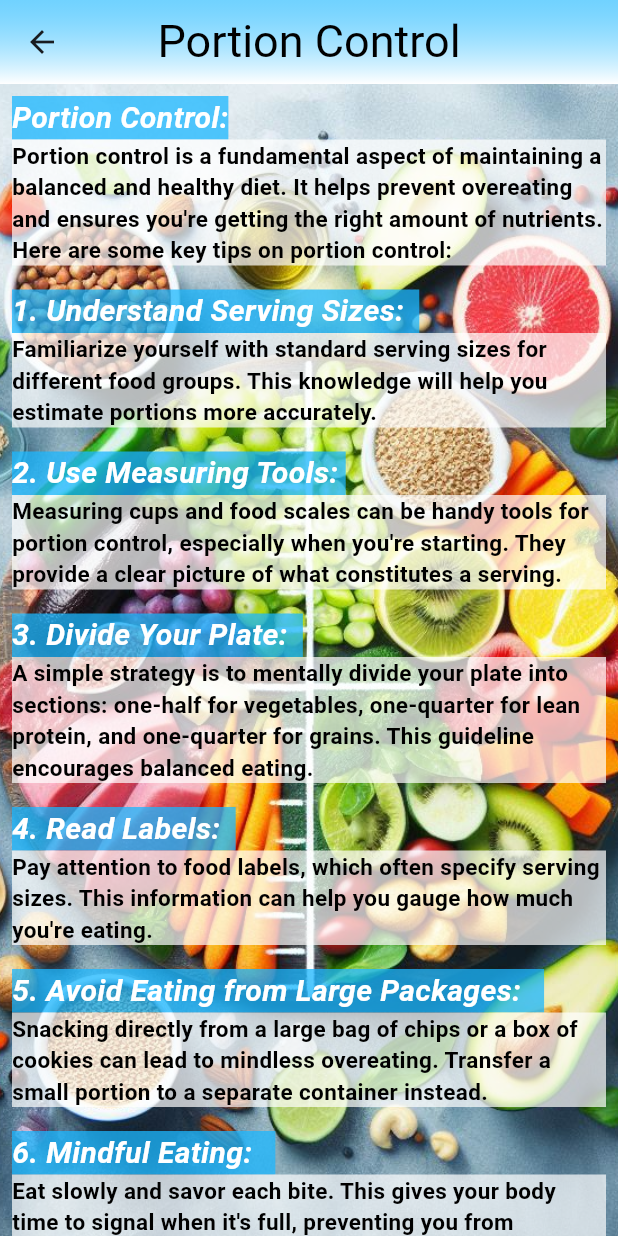
After one commit to mateuszkasprzak94/fitness_prodigy, a Flutter app: the PortionControlContent screen opened directly, on a phone screen of 412 x 824 dp. The commit adds this screen. Run offline on Flutter 3.47's test engine with Material 2 defaults, Android fonts, the phone set to English and light mode, and no system bars; our stand-ins replace bloc, cloud_firestore, dio, firebase_auth, firebase_core, flutter_animate and 3 more; accounts and stored records are empty; Roboto replaces fonts that are missing (Sahitya).

Commit message:
Finish Portion Control Content Page

```diff
--- a/lib/app/pages/features/diet/pages/diet_page.dart
+++ b/lib/app/pages/features/diet/pages/diet_page.dart
@@ -21,7 +21,7 @@ class _DietPageState extends State<DietPage> {
         child: Scaffold(
           extendBodyBehindAppBar: true,
           appBar: AppBar(
-            backgroundColor: Colors.transparent,
+            backgroundColor: Colors.transparent.withOpacity(0.45),
             title: Text(
               'Diet',
               style: GoogleFonts.satisfy(fontSize: 30, color: Colors.black),
--- /dev/null
+++ b/lib/app/pages/features/diet/pages/tabs_content/tips/content/portion_control.dart
@@ -0,0 +1,93 @@
+import 'package:fitness_prodigy/app/pages/features/diet/pages/tabs_content/nutrients/micrnonutrients/content/text_for_micronutrients_content.dart';
+import 'package:fitness_prodigy/app/pages/features/diet/pages/tabs_content/tips/text_for_tips_content/text_for_tips_content.dart';
+import 'package:flutter/material.dart';
+import 'package:flutter/services.dart';
+import 'package:google_fonts/google_fonts.dart';
+
+class PortionControlContent extends StatefulWidget {
+  const PortionControlContent({super.key});
+
+  @override
+  State<PortionControlContent> createState() => _PortionControlContentState();
+}
+
+class _PortionControlContentState extends State<PortionControlContent> {
+  @override
+  Widget build(BuildContext context) {
+    return Scaffold(
+      appBar: AppBar(
+        backgroundColor: Colors.white,
+        title: Text(
+          'Portion Control',
+          style: GoogleFonts.sahitya(fontSize: 30, color: Colors.black),
+        ),
+        centerTitle: true,
+        flexibleSpace: Container(
+          decoration: const BoxDecoration(
+            gradient: LinearGradient(colors: [
+              Color.fromARGB(159, 27, 183, 255),
+              Colors.white,
+            ], begin: Alignment.topCenter, end: Alignment.bottomCenter),
+          ),
+        ),
+        systemOverlayStyle: SystemUiOverlayStyle.light,
+        automaticallyImplyLeading: true,
+      ),
+      body: Container(
+        decoration: const BoxDecoration(
+          image: DecorationImage(
+              image: AssetImage('images_diet/portionpage.jpg'),
+              fit: BoxFit.cover),
+        ),
+        child: ListView(children: [
+          _buildVitamins('Portion Control:', portiondescription),
+          _buildVitamins('1.	Understand Serving Sizes:  ', portion1),
+          _buildVitamins('2.	Use Measuring Tools: ', portion2),
+          _buildVitamins('3.	Divide Your Plate:  ', portion3),
+          _buildVitamins('4.	Read Labels:  ', portion4),
+          _buildVitamins('5.	Avoid Eating from Large Packages:   ', portion5),
+          _buildVitamins('6.	Mindful Eating:   ', portion6),
+          _buildVitamins('7.	Use Smaller Plates:    ', portion7),
+          _buildVitamins('8.	Drink Water:    ', portion8),
+          _buildVitamins('9.	Listen to Your Body:   ', portion9),
+          _buildVitamins('10.	Practice Moderation:    ', portion10),
+          _buildVitamins('', portionend),
+          const SizedBox(height: 20),
+        ]),
+      ),
+    );
+  }
+}
+
+Widget _buildVitamins(String title, String description) {
+  return Padding(
+    padding: const EdgeInsets.all(8.0),
+    child: Column(
+      crossAxisAlignment: CrossAxisAlignment.start,
+      children: [
+        Container(
+          color: const Color.fromARGB(159, 27, 183, 255).withOpacity(0.75),
+          child: Text(
+            title,
+            style: const TextStyle(
+                color: Colors.white,
+                fontWeight: FontWeight.bold,
+                fontStyle: FontStyle.italic,
+                fontSize: 20),
+          ),
+        ),
+        Container(
+          color: Colors.white.withOpacity(0.70),
+          child: Text(
+            description,
+            style: const TextStyle(
+                color: Colors.black,
+                fontWeight: FontWeight.w600,
+                fontStyle: FontStyle.normal,
+                fontSize: 15),
+          ),
+        ),
+      ],
+    ),
+  );
+}
--- /dev/null
+++ b/lib/app/pages/features/diet/pages/tabs_content/tips/text_for_tips_content/text_for_tips_content.dart
@@ -0,0 +1,37 @@
+// PORTION CONTROL
+
+String portiondescription =
+    "Portion control is a fundamental aspect of maintaining a balanced and healthy diet. It helps prevent overeating and ensures you're getting the right amount of nutrients. Here are some key tips on portion control:";
+
+String portion1 =
+    "Familiarize yourself with standard serving sizes for different food groups. This knowledge will help you estimate portions more accurately.";
+
+String portion2 =
+    "Measuring cups and food scales can be handy tools for portion control, especially when you're starting. They provide a clear picture of what constitutes a serving.";
+
+String portion3 =
+    "A simple strategy is to mentally divide your plate into sections: one-half for vegetables, one-quarter for lean protein, and one-quarter for grains. This guideline encourages balanced eating.";
+
+String portion4 =
+    "Pay attention to food labels, which often specify serving sizes. This information can help you gauge how much you're eating.";
+
+String portion5 =
+    "Snacking directly from a large bag of chips or a box of cookies can lead to mindless overeating. Transfer a small portion to a separate container instead.";
+
+String portion6 =
+    "Eat slowly and savor each bite. This gives your body time to signal when it's full, preventing you from overeating.";
+
+String portion7 =
+    "Choose smaller plates and bowls to create the illusion of a fuller plate, which can satisfy your psychological hunger.";
+
+String portion8 =
+    "Sometimes, your body confuses thirst with hunger. Drinking a glass of water before a meal can help control your appetite.";
+
+String portion9 =
+    "Pay attention to your body's hunger and fullness cues. Stop eating when you feel satisfied, even if there's food left on your plate.";
+
+String portion10 =
+    "Enjoy your favorite indulgent foods in moderation. You don't have to eliminate them completely but be mindful of portion sizes.";
+
+String portionend =
+    "Remember that portion control is a personalized journey. What works for one person may not work for another. It's important to find an approach that suits your lifestyle and dietary needs. By mastering portion control, you'll take a significant step towards maintaining a balanced and nutritious diet.";
--- a/lib/app/pages/features/diet/pages/tips_tab_page.dart
+++ b/lib/app/pages/features/diet/pages/tips_tab_page.dart
@@ -1,3 +1,4 @@
+import 'package:fitness_prodigy/app/pages/features/diet/pages/tabs_content/tips/content/portion_control.dart';
 import 'package:flutter/material.dart';
 import 'package:google_fonts/google_fonts.dart';
 
@@ -28,7 +29,13 @@ class _TipsTabPageState extends State<TipsTabPage> {
                     borderRadius: BorderRadius.circular(28),
                     clipBehavior: Clip.antiAliasWithSaveLayer,
                     child: InkWell(
-                      onTap: () {},
+                      onTap: () {
+                        Navigator.of(context).push(
+                          MaterialPageRoute(
+                            builder: (_) => const PortionControlContent(),
+                          ),
+                        );
+                      },
                       child: Ink.image(
                         image: const AssetImage('images_diet/portion.jpg'),
                         height: 250,
@@ -52,7 +59,13 @@ class _TipsTabPageState extends State<TipsTabPage> {
                     borderRadius: BorderRadius.circular(28),
                     clipBehavior: Clip.antiAliasWithSaveLayer,
                     child: InkWell(
-                      onTap: () {},
+                      onTap: () {
+                        Navigator.of(context).push(
+                          MaterialPageRoute(
+                            builder: (_) => const PortionControlContent(),
+                          ),
+                        );
+                      },
                       child: Ink.image(
                         image: const AssetImage('images_diet/planning1.jpg'),
                         height: 250,
--- a/lib/app/pages/features/supplements/supplements_page.dart
+++ b/lib/app/pages/features/supplements/supplements_page.dart
@@ -146,7 +146,7 @@ class _SupplementsPageState extends State<SupplementsPage> {
               //Expanded button for Vitamins
               ExpansionTile(
                 title: const Text(
-                  'Vitamins',
+                  'Vitamins & Minerals',
                   style: TextStyle(fontWeight: FontWeight.bold),
                 ),
                 children: [
```
Also changed, not shown: images_diet/portionpage.jpg (added).
